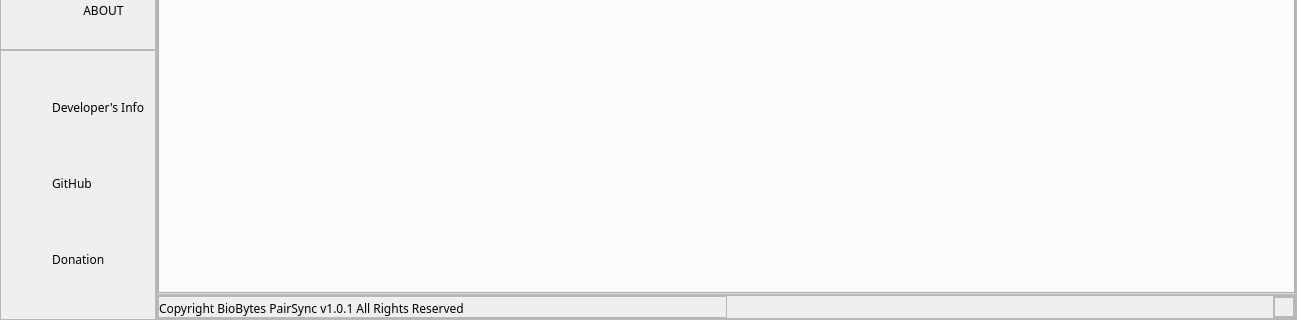
Above: ui/main_window.ui from bryancastillo10/BioBytes-PairSync before the change; both pictures show x 0 to 1297 and y 380 to 700 of the 1297 by 700 pixel window. Below: the same form after it.
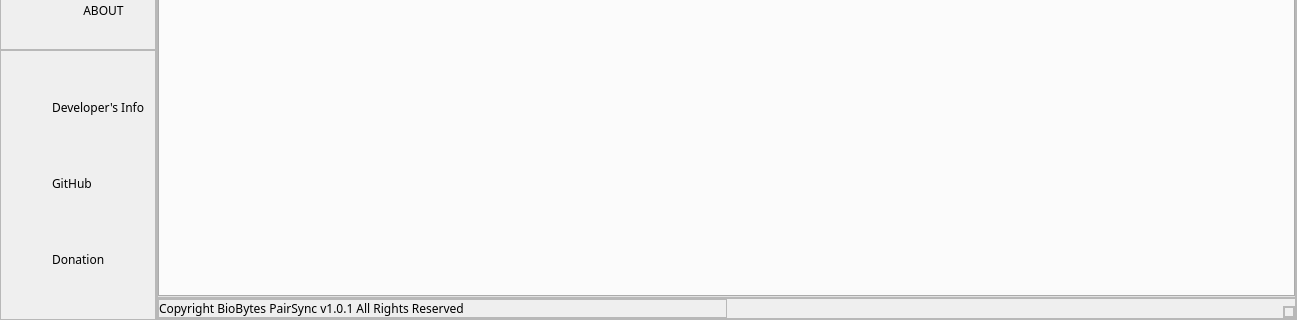
That is the form after the change. Icons and pictures are not drawn.

What changed in the file:
```diff
--- a/ui/main_window.ui
+++ b/ui/main_window.ui
@@ -788,18 +788,18 @@
              <property name="bottomMargin">
               <number>0</number>
              </property>
-             <item>
+             <item alignment="Qt::AlignRight|Qt::AlignBottom">
               <widget class="QFrame" name="size_grip">
                <property name="minimumSize">
                 <size>
-                 <width>20</width>
-                 <height>20</height>
+                 <width>10</width>
+                 <height>10</height>
                 </size>
                </property>
                <property name="maximumSize">
                 <size>
-                 <width>50</width>
-                 <height>50</height>
+                 <width>20</width>
+                 <height>20</height>
                 </size>
                </property>
                <property name="frameShape">
```
